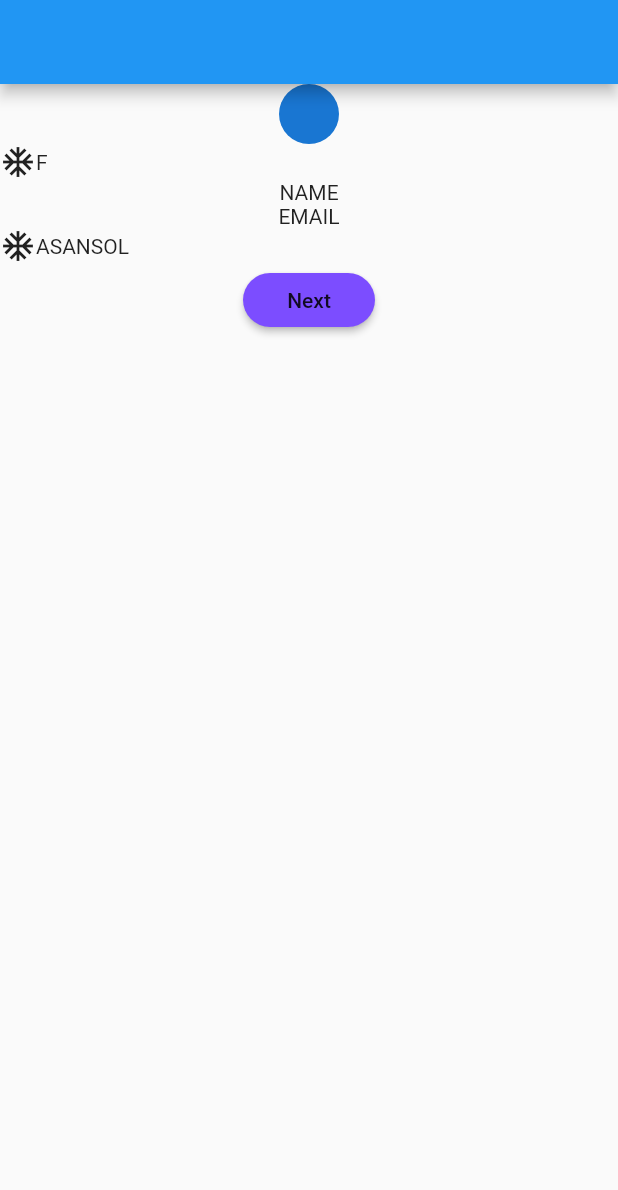
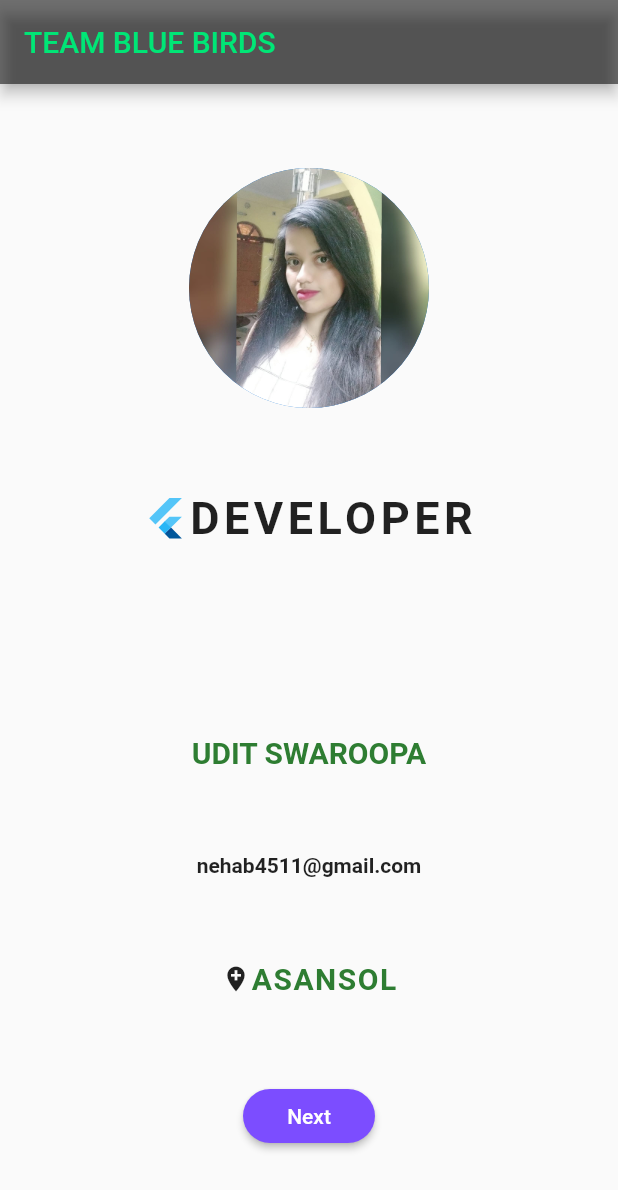
Before and after one commit to uditswaroopa/bluebirds, a Flutter app: the screen it shows after launch, after a tap on "Next", on a phone screen of 412 x 824 dp. Shown: the top 1190 px of the screen. Run offline on Flutter 3.47's test engine with Material 2 defaults, Android fonts, the phone set to English and light mode, and no system bars; Roboto replaces fonts that are missing (aerial).

Commit message:
4th September,2020

```diff
--- a/lib/home.dart
+++ b/lib/home.dart
@@ -8,27 +8,63 @@ class Home extends StatefulWidget {
 }
 
 class _HomeState extends State<Home> {
+  int val = 1;
   @override
   Widget build(BuildContext context) {
     return Scaffold(
-      appBar: AppBar(),
+      appBar: AppBar(
+        title: Text(
+          "TEAM BLUE BIRDS",
+          style: TextStyle(
+            fontSize: 20.0,
+            fontFamily: 'aerial',
+            color: Colors.greenAccent[400],
+          ),
+        ),
+        backgroundColor: Colors.black54,
+      ),
       body: Column(
+        mainAxisAlignment: MainAxisAlignment.spaceEvenly,
         children: <Widget>[
-          CircleAvatar(),
-          Status(),
-          Text('NAME'), //name
-          Text('EMAIL'),
-          Location(),
+          CircleAvatar(
+            backgroundImage: AssetImage('assets/member$val.jpeg'),
+            radius: 80,
+          ),
+          Status(), //Samir
+          SizedBox(height: 15.0),
+          Text(
+            'UDIT SWAROOPA',
+            style: TextStyle(
+              fontSize: 20.0,
+              fontWeight: FontWeight.w700,
+              color: Colors.green[800],
+            ),
+          ), //Udit
+          Text(
+            'nehab4511@gmail.com',
+            style: TextStyle(
+              fontWeight: FontWeight.w700,
+            ),
+          ),
+          Location(), //Arnab
           RaisedButton(
             onPressed: () {
-
+              setState(() {
+                if (val < 5)
+                  val++;
+                else
+                  val = 1;
+              });
             },
-            child: Text('Next'),
+            child: Text(
+              'Next',
+              style: TextStyle(color: Colors.white),
+            ),
             shape: RoundedRectangleBorder(
               borderRadius: BorderRadius.circular(20.0),
             ),
             color: Colors.deepPurpleAccent,
-          ), //
+          ),
         ],
       ),
     );
--- a/lib/location.dart
+++ b/lib/location.dart
@@ -4,9 +4,19 @@ class Location extends StatelessWidget {
   @override
   Widget build(BuildContext context) {
     return Row(
+      mainAxisAlignment: MainAxisAlignment.center,
       children: <Widget>[
-        Icon(Icons.ac_unit),
-        Text('ASANSOL'),
+        Icon(Icons.add_location, size: 20.0),
+        // SizedBox(height: 15.0),
+        Text(
+          'ASANSOL',
+          style: TextStyle(
+            color: Colors.green[800],
+            fontSize: 20.0,
+            letterSpacing: 1.0,
+            fontWeight: FontWeight.bold,
+          ),
+        ),
       ],
     );
   }
--- a/lib/title.dart
+++ b/lib/title.dart
@@ -4,10 +4,19 @@ class Status extends StatelessWidget {
   @override
   Widget build(BuildContext context) {
     return Row(
-            children: <Widget>[
-              Icon(Icons.ac_unit),
-              Text('F'),
-            ],
+      mainAxisAlignment: MainAxisAlignment.center,
+      children: <Widget>[
+        FlutterLogo(size: 30.0),
+        SizedBox(height: 10.0),
+        Text(
+          'DEVELOPER',
+          style: TextStyle(
+            letterSpacing: 3.0,
+            fontSize: 30.0,
+            fontWeight: FontWeight.bold,
+          ),
+        ),
+      ],
     );
   }
 }
--- a/pubspec.yaml
+++ b/pubspec.yaml
@@ -43,9 +43,9 @@ flutter:
   # the material Icons class.
   uses-material-design: true
   # To add assets to your application, add an assets section, like this:
-  # assets:
-  #   - images/a_dot_burr.jpeg
-  #   - images/a_dot_ham.jpeg
+  assets:
+  - assets/
+
   # An image asset can refer to one or more resolution-specific "variants", see
   # https://flutter.dev/assets-and-images/#resolution-aware.
   # For details regarding adding assets from package dependencies, see
```
Also changed, not shown: assets/member2.jpeg (added), assets/member3.jpeg (added), assets/member4.jpeg (added), assets/memeber1.jpeg (added).
